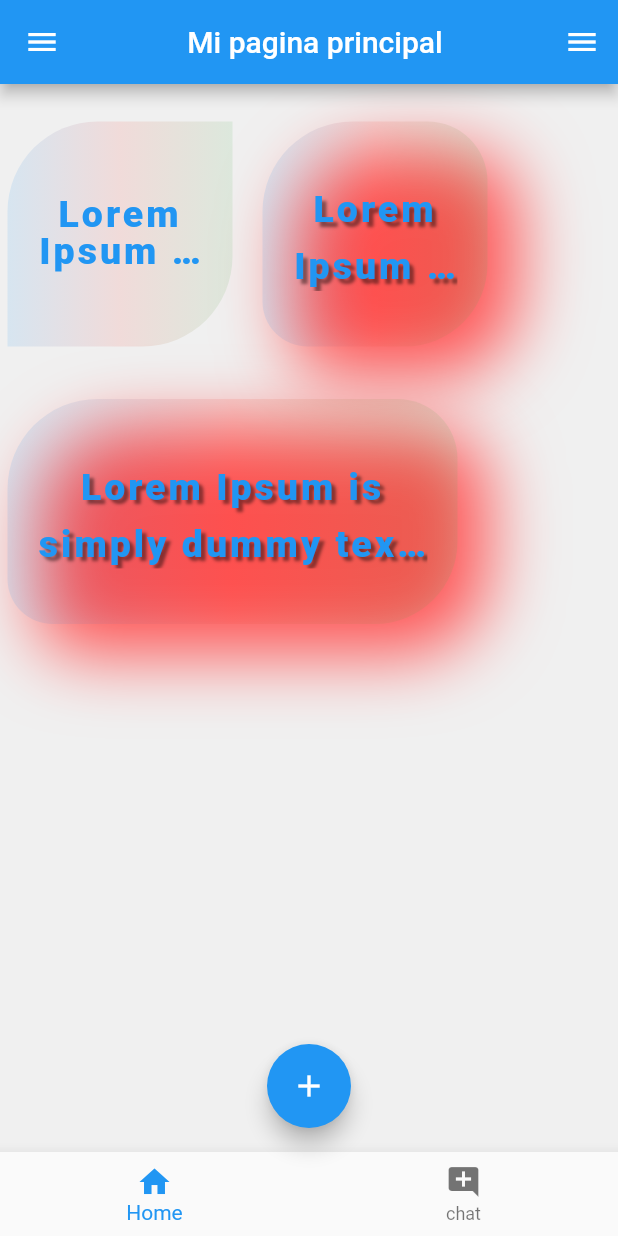
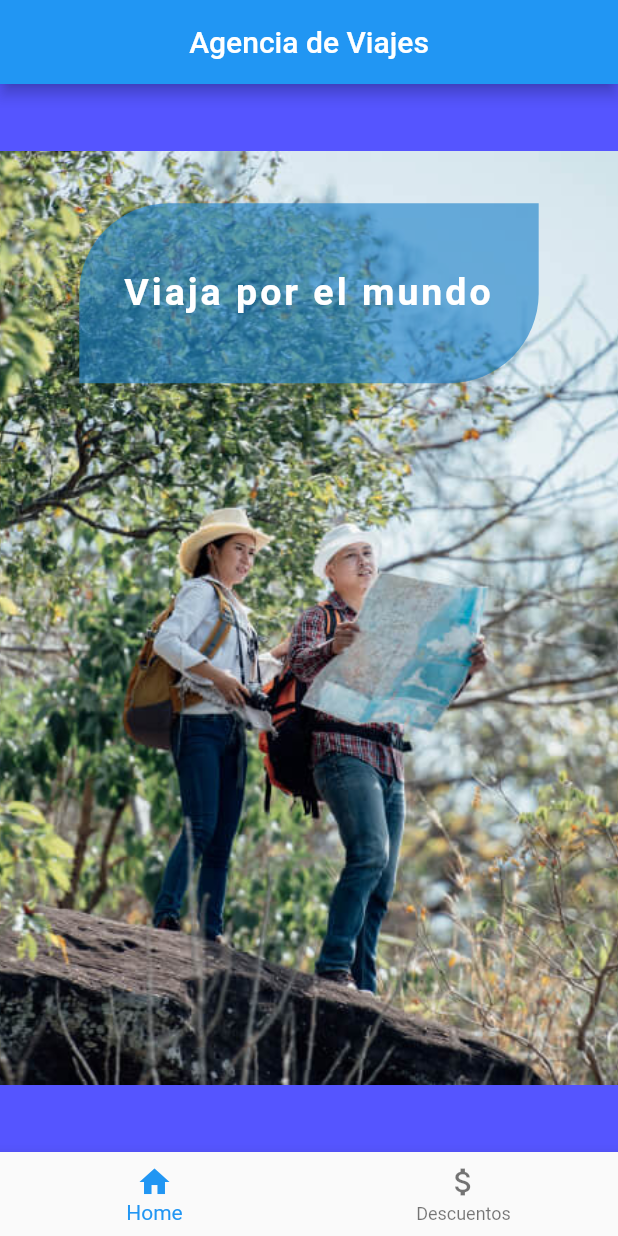
Before and after one commit to Yumabega/flutter1, a Flutter app: the screen it shows after launch, on a phone screen of 412 x 824 dp. Run offline on Flutter 3.47's test engine with Material 2 defaults, Android fonts, the phone set to English and light mode, and no system bars.

Commit message:
Tarea de Nueva Pagina con imagenes y navegacion

```diff
--- a/lib/main.dart
+++ b/lib/main.dart
@@ -1,5 +1,6 @@
 import 'package:flutter/material.dart';
 import 'pages/home_page.dart';
+import 'pages/sales_page.dart';
 
 void main() {
   runApp(MyApp());
@@ -9,8 +10,11 @@ class MyApp extends StatelessWidget {
   @override
   Widget build(BuildContext context) {
     return MaterialApp(
-      home: HomePage(),
-      title: 'Flutter Demo',
+      initialRoute: '/',
+      routes: {
+        '/': (context) => HomePage(),
+        '/sales': (context) => SalesPage(),
+      },
     );
   }
 }
--- a/lib/pages/home_page.dart
+++ b/lib/pages/home_page.dart
@@ -2,173 +2,71 @@ import 'package:flutter/cupertino.dart';
 import 'package:flutter/material.dart';
 
 class HomePage extends StatelessWidget {
+
   @override
   Widget build(BuildContext context) {
     return Scaffold(
-      backgroundColor: Color(0xfff0f0f0),
-      appBar: AppBar(title: Center(child: Text('Mi pagina principal'))),
+      backgroundColor: Color(0xAA0000FF),
+      appBar: AppBar(title: Center(child: Text('Agencia de Viajes'))),
       body: Center(
+          child: Container(
+              width: 500,
+              height: 623,
+              decoration: BoxDecoration(
+                image: DecorationImage(
+                  image: AssetImage("assets/images/pic1.jpg"),
+                  fit: BoxFit.fitHeight,
+                  alignment: Alignment.topCenter,
+                ),
+              ),
               child: Column(
                 children: [
-              Row(
-                children: [
-                  Column(
-                    children: [
                   Container(
-                        width: 150,
-                        height: 150,
-                        alignment: Alignment.center,
-                        margin:
-                        EdgeInsets.only(left: 5, top: 25, right: 15, bottom: 10),
-                        padding: EdgeInsets.symmetric(horizontal: 20, vertical: 15),
+                    height: 120,
+                    margin: EdgeInsets.only(
+                        left: 15, top: 35, right: 15, bottom: 10),
+                    padding: EdgeInsets.symmetric(horizontal: 30, vertical: 45),
                     decoration: BoxDecoration(
-                            color: Colors.black12,
+                        color: Color(0xA21F83CA),
                         borderRadius: BorderRadius.only(
                             topLeft: Radius.circular(60),
                             topRight: Radius.circular(0),
                             bottomLeft: Radius.circular(0),
-                                bottomRight: Radius.circular(60)),
-                            gradient: LinearGradient(
-                                colors: [Colors.blue, Colors.red, Colors.green])),
+                            bottomRight: Radius.circular(60))),
                     child: Text(
-                          'Lorem Ipsum is simply dummy text of the printing and typesetting industry. Lorem Ipsum has been the industrys standard dummy text ever since the 1500s, when an unknown printer took a galley of type and scrambled it to make a type specimen book',
+                      'Viaja por el mundo',
                       textAlign: TextAlign.center,
-                          maxLines: 2,
-                          overflow: TextOverflow.ellipsis,
                       style: TextStyle(
                         fontSize: 25,
-                            color: Colors.blue,
-                            fontWeight: FontWeight.w900,
+                        color: Colors.white,
+                        fontWeight: FontWeight.w700,
                         letterSpacing: 2,
-                            decoration: TextDecoration.none,
-                            height: 1,
                       ),
                     ),
-                      ),
-                    ],
-                  ),
-                  Column(
-                    children: [
-                      Container(
-                        width: 150,
-                        height: 150,
-                        alignment: Alignment.center,
-                        margin:
-                        EdgeInsets.only(left: 5, top: 25, right: 15, bottom: 10),
-                        padding: EdgeInsets.symmetric(horizontal: 20, vertical: 15),
-                        decoration: BoxDecoration(
-                            color: Colors.black12,
-                            borderRadius: BorderRadius.only(
-                                topLeft: Radius.circular(60),
-                                topRight: Radius.circular(40),
-                                bottomLeft: Radius.circular(30),
-                                bottomRight: Radius.circular(55)),
-                            boxShadow: [
-                              BoxShadow(
-                                  color: Colors.redAccent,
-                                  blurRadius: 40,
-                                  offset: Offset(20, 20))
-                            ],
-                            gradient: LinearGradient(
-                                colors: [Colors.blue, Colors.red, Colors.green])),
-                        child: Text(
-                          'Lorem Ipsum is simply dummy text of the printing and typesetting industry. Lorem Ipsum has been the industrys standard dummy text ever since the 1500s, when an unknown printer took a galley of type and scrambled it to make a type specimen book',
-                          textAlign: TextAlign.center,
-                          maxLines: 2,
-                          overflow: TextOverflow.ellipsis,
-                          style: TextStyle(
-                              fontSize: 25,
-                              color: Colors.blue,
-                              fontWeight: FontWeight.w900,
-                              letterSpacing: 2,
-                              decoration: TextDecoration.none,
-                              height: 1.5,
-                              shadows: [
-                                Shadow(
-                                    color: Colors.black45,
-                                    offset: Offset(3, 3),
-                                    blurRadius: 2),
-                              ]),
-                        ),
-                      ),
-                    ],
                   )
                 ],
-              ),
-              Row(
-                children: [
-                  Column(
-                    children: [
-                      Container(
-                        width: 300,
-                        height: 150,
-                        alignment: Alignment.center,
-                        margin:
-                        EdgeInsets.only(left: 5, top: 25, right: 15, bottom: 10),
-                        padding: EdgeInsets.symmetric(horizontal: 20, vertical: 15),
-                        decoration: BoxDecoration(
-                            color: Colors.black12,
-                            borderRadius: BorderRadius.only(
-                                topLeft: Radius.circular(60),
-                                topRight: Radius.circular(40),
-                                bottomLeft: Radius.circular(30),
-                                bottomRight: Radius.circular(55)),
-                            boxShadow: [
-                              BoxShadow(
-                                  color: Colors.redAccent,
-                                  blurRadius: 40,
-                                  offset: Offset(20, 20))
-                            ],
-                            gradient: LinearGradient(
-                                colors: [Colors.blue, Colors.red, Colors.green])),
-                        child: Text(
-                          'Lorem Ipsum is simply dummy text of the printing and typesetting industry. Lorem Ipsum has been the industrys standard dummy text ever since the 1500s, when an unknown printer took a galley of type and scrambled it to make a type specimen book',
-                          textAlign: TextAlign.center,
-                          maxLines: 2,
-                          overflow: TextOverflow.ellipsis,
-                          style: TextStyle(
-                              fontSize: 25,
-                              color: Colors.blue,
-                              fontWeight: FontWeight.w900,
-                              letterSpacing: 2,
-                              decoration: TextDecoration.none,
-                              height: 1.5,
-                              shadows: [
-                                Shadow(
-                                    color: Colors.black45,
-                                    offset: Offset(3, 3),
-                                    blurRadius: 2),
-                              ]),
-                        ),
-                      ),
-                    ],
-                  )
-                ],
-              )
-            ],
-          )
-      ),
-      floatingActionButton: FloatingActionButton(
-        onPressed: () {},
-        child: Icon(Icons.add),
-      ),
-      floatingActionButtonLocation: FloatingActionButtonLocation.centerFloat,
-      drawer: Drawer(
-        child: Center(
-          child: Text('drawerContent'),
-        ),
-      ),
-      endDrawer: Drawer(
-        child: Center(
-          child: Text('End Drawer content'),
-        ),
-      ),
+              ))),
       bottomNavigationBar: BottomNavigationBar(
+        onTap: (value) => _go(value, context),
         items: [
-          BottomNavigationBarItem(icon: Icon(Icons.home), label: 'Home'),
-          BottomNavigationBarItem(icon: Icon(Icons.add_comment), label: 'chat')
+          BottomNavigationBarItem(
+              icon: Icon(Icons.home), label: 'Home'),
+          BottomNavigationBarItem(
+              icon: Icon(Icons.attach_money), label: 'Descuentos')
         ],
       ),
     );
   }
+
+  void _go(int index, BuildContext context) {
+    print("llego");
+    switch (index) {
+      case 0:
+        Navigator.pushNamed(context, '/');
+        break;
+      case 1:
+        Navigator.pushNamed(context, '/sales');
+        break;
     }
+  }
+}
--- a/pubspec.yaml
+++ b/pubspec.yaml
@@ -48,6 +48,8 @@ flutter:
   # assets:
   #   - images/a_dot_burr.jpeg
   #   - images/a_dot_ham.jpeg
+  assets:
+   - assets/images/
 
   # An image asset can refer to one or more resolution-specific "variants", see
   # https://flutter.dev/assets-and-images/#resolution-aware.
```
Also changed, not shown: lib/pages/images_example.dart (deleted, +0 -19 lines), lib/pages/sales_page.dart (added, +139 -0 lines), assets/images/pic0.jpg (added), assets/images/pic1.jpg (added), assets/images/pic2.jpg (added), assets/images/pic3.jpg (added), assets/images/pic4.jpg (added), assets/images/pic5.jpg (added), assets/images/pic6.jpg (added), assets/images/pic7.jpg (added), assets/images/pic8.jpg (added). Lines whose indentation alone changed are shown as unchanged.
